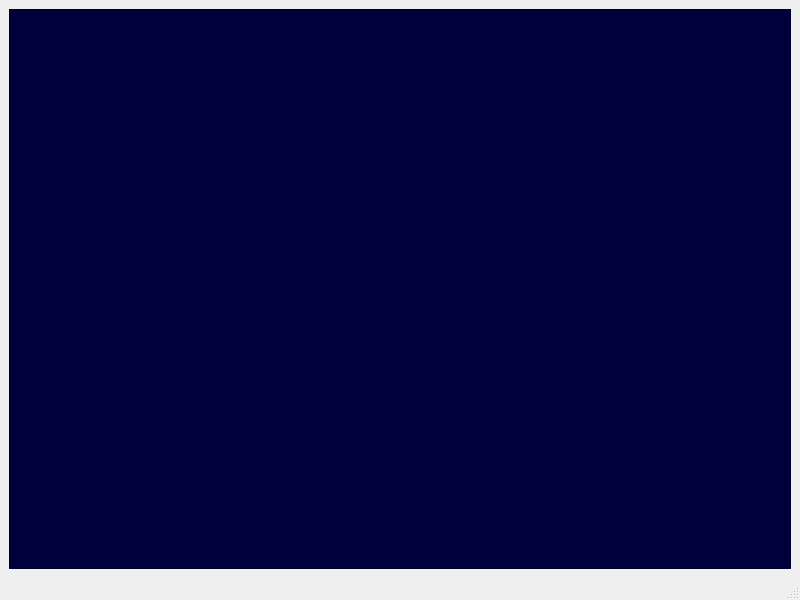
First picture: the form in space_invaders/mainwindow.ui, repository nrobbeGE1/projet-GL-space-invaders, before the edit.
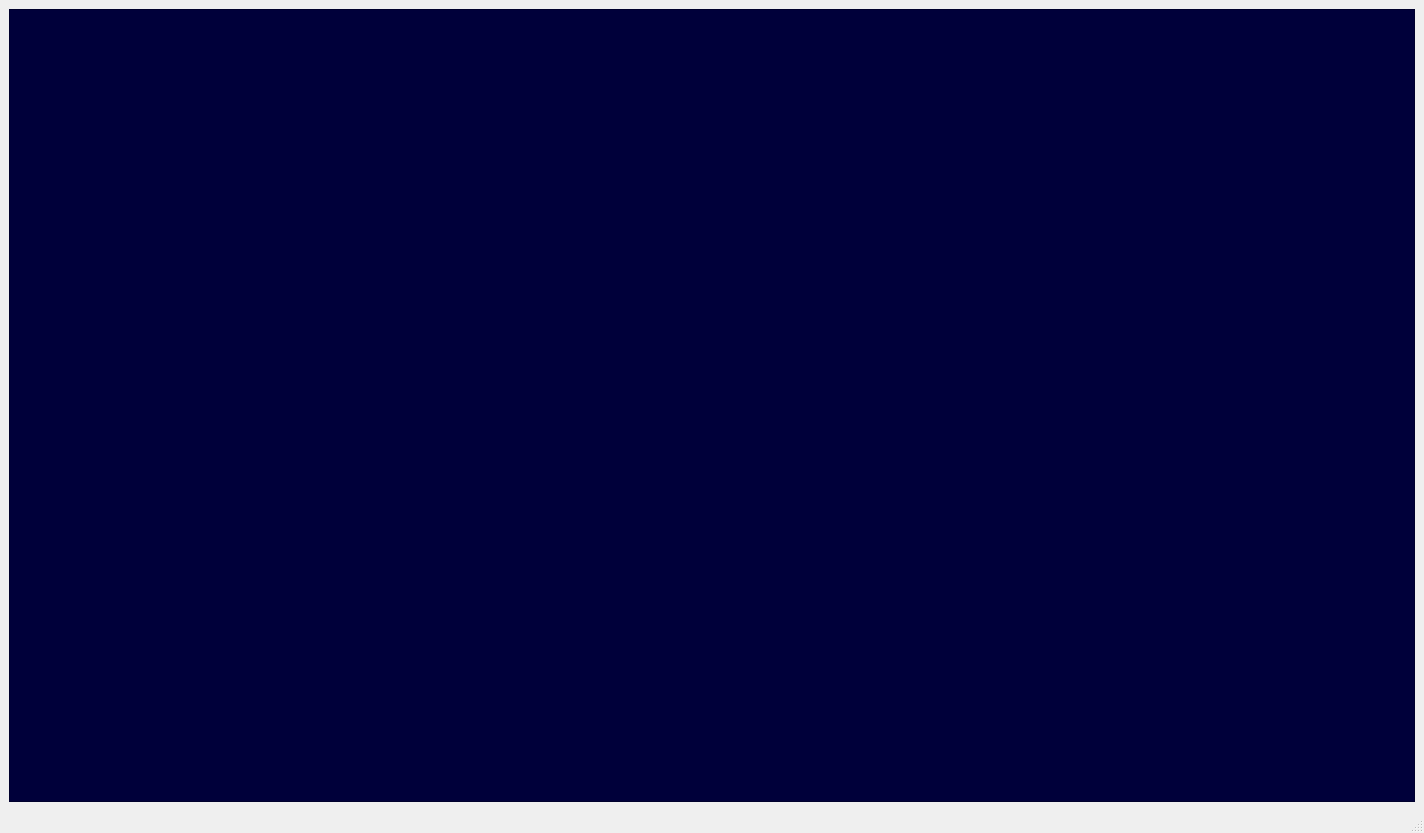
Second picture: the form after the edit.

Diff of the .ui file:
```diff
--- a/space_invaders/mainwindow.ui
+++ b/space_invaders/mainwindow.ui
@@ -6,10 +6,22 @@
    <rect>
     <x>0</x>
     <y>0</y>
-    <width>800</width>
-    <height>600</height>
+    <width>1424</width>
+    <height>833</height>
    </rect>
   </property>
+  <property name="sizePolicy">
+   <sizepolicy hsizetype="Preferred" vsizetype="Preferred">
+    <horstretch>0</horstretch>
+    <verstretch>0</verstretch>
+   </sizepolicy>
+  </property>
+  <property name="minimumSize">
+   <size>
+    <width>250</width>
+    <height>250</height>
+   </size>
+  </property>
   <property name="windowTitle">
    <string>MainWindow</string>
   </property>
```
Left out of the diff: 2 changed lines with no effect on the pictures.
